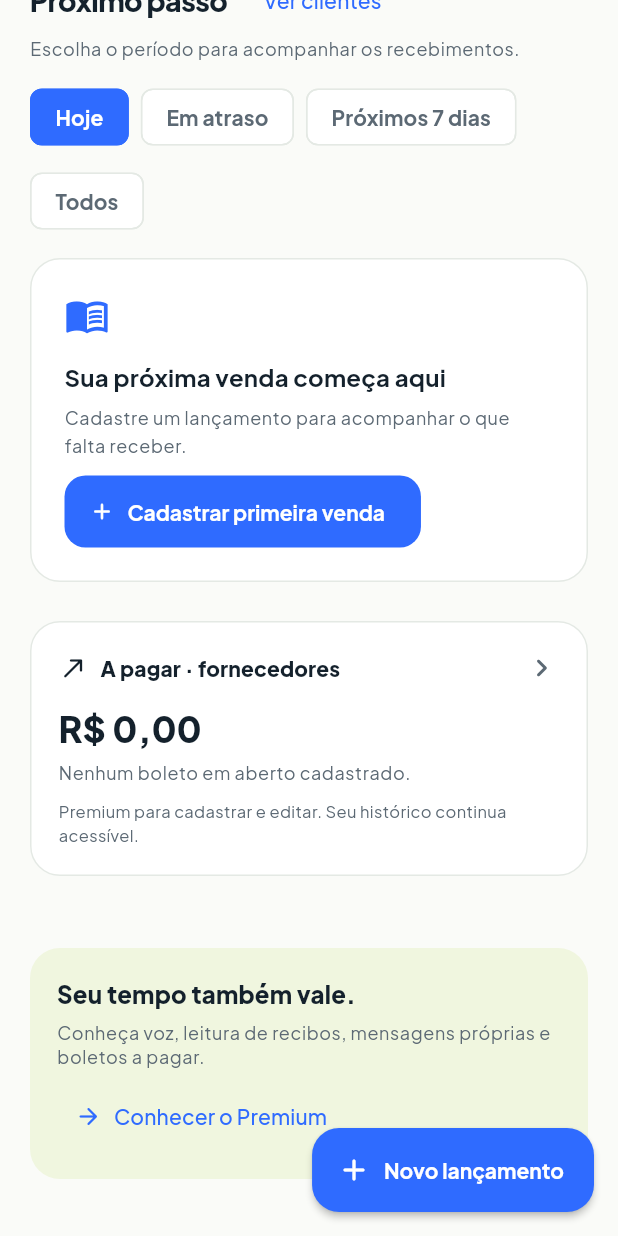
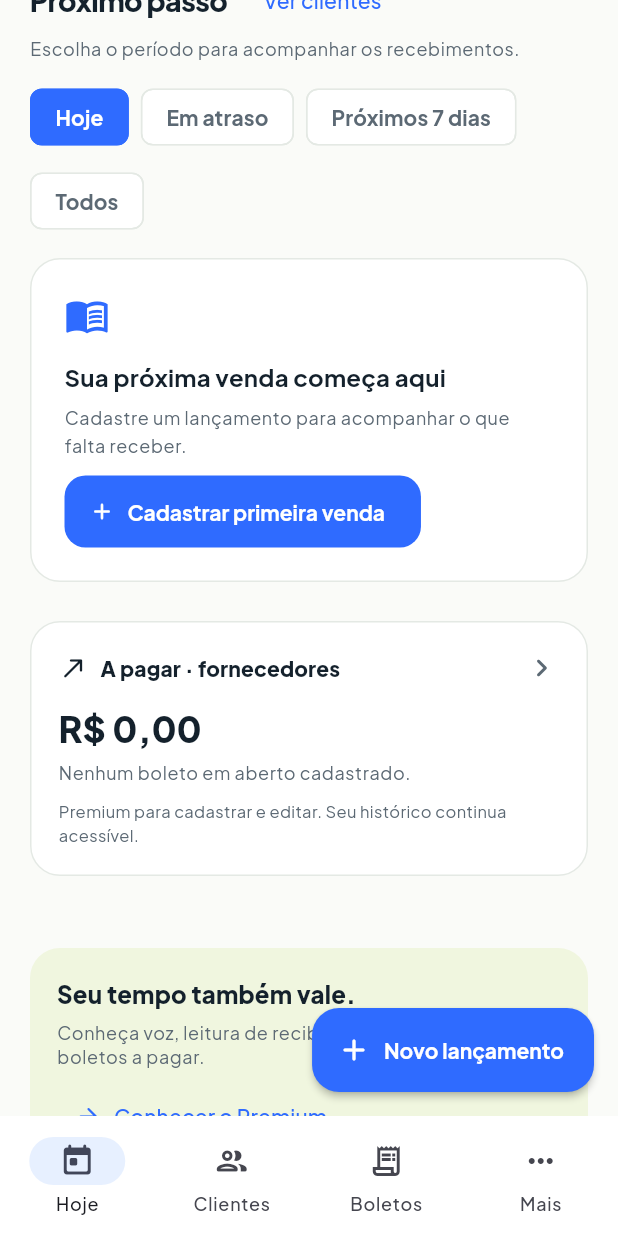
Before and after one commit to kevisoncb/tapago, a Flutter app: the screen it shows once a user with an empty profile is signed in, scrolled down 576 dp, after a tap on "Hoje", on a phone screen of 412 x 824 dp. Run offline on Flutter 3.47's test engine with Material 3 defaults, Android fonts, the light colour scheme and no system bars; our stand-ins replace cloud_firestore, firebase_auth, firebase_core, firebase_crashlytics, flutter_local_notifications, flutter_timezone and 9 more; missing offline and left inert: app_tracking_transparency, appsflyer_sdk, google_mlkit_text_recognition, in_app_purchase_android; accounts and stored records are empty.

Commit message:
feat: adiciona navegação principal por áreas

```diff
--- a/lib/app.dart
+++ b/lib/app.dart
@@ -3,9 +3,9 @@ import 'package:flutter_localizations/flutter_localizations.dart';
 import 'package:provider/provider.dart';
 
 import 'screens/auth_page.dart';
-import 'screens/dashboard_page.dart';
 import 'screens/bills_page.dart';
 import 'screens/client_profile_page.dart';
+import 'screens/main_navigation_page.dart';
 import 'services/app_repository.dart';
 import 'services/billing_service.dart';
 import 'services/biometric_service.dart';
@@ -140,7 +140,7 @@ class _SignedInAppState extends State<SignedInApp> with WidgetsBindingObserver {
       child: _materialApp(
         lock: true,
         navigatorKey: _navigatorKey,
-        home: const DashboardPage(),
+        home: const MainNavigationPage(),
       ),
     );
   }
--- a/lib/screens/caderneta_page.dart
+++ b/lib/screens/caderneta_page.dart
@@ -12,10 +12,16 @@ import 'bills_page.dart';
 import 'contact_history_page.dart';
 
 class CadernetaPage extends StatefulWidget {
-  const CadernetaPage({super.key, this.initialTab = 0, this.focusSearch = false});
+  const CadernetaPage({
+    super.key,
+    this.initialTab = 0,
+    this.focusSearch = false,
+    this.showBillsTab = true,
+  });
 
   final int initialTab;
   final bool focusSearch;
+  final bool showBillsTab;
 
   @override
   State<CadernetaPage> createState() => _CadernetaPageState();
@@ -35,22 +41,26 @@ class _CadernetaPageState extends State<CadernetaPage> {
     final needle = _query.text;
 
     return DefaultTabController(
-      length: 2,
+      length: widget.showBillsTab ? 2 : 1,
       initialIndex: widget.initialTab,
       child: Scaffold(
         backgroundColor: Colors.white,
         appBar: AppBar(
           title: const Text('Caderneta'),
-          bottom: TabBar(
+          bottom: widget.showBillsTab
+              ? TabBar(
                   labelColor: AppColors.primary,
                   unselectedLabelColor: AppColors.mutedDark,
                   indicatorColor: AppColors.primary,
-            labelStyle: GoogleFonts.plusJakartaSans(fontWeight: FontWeight.w800),
+                  labelStyle: GoogleFonts.plusJakartaSans(
+                    fontWeight: FontWeight.w800,
+                  ),
                   tabs: const [
                     Tab(text: 'Clientes'),
                     Tab(text: 'Boletos'),
                   ],
-          ),
+                )
+              : null,
         ),
         body: Column(
           children: [
@@ -77,12 +87,14 @@ class _CadernetaPageState extends State<CadernetaPage> {
               ),
             ),
             Expanded(
-              child: TabBarView(
+              child: widget.showBillsTab
+                  ? TabBarView(
                       children: [
                         _ClientesTab(needle: needle),
                         _FornecedoresTab(needle: needle),
                       ],
-              ),
+                    )
+                  : _ClientesTab(needle: needle),
             ),
           ],
         ),
@@ -148,9 +160,8 @@ class _ClientesTab extends StatelessWidget {
                       onTap: () {
                         Navigator.of(context).push(
                           MaterialPageRoute(
-                              builder: (_) => ContactHistoryPage(
-                                contactKey: contact.key,
-                              ),
+                            builder: (_) =>
+                                ContactHistoryPage(contactKey: contact.key),
                           ),
                         );
                       },
@@ -190,11 +201,18 @@ class _FornecedoresTab extends StatelessWidget {
     final byKey = <String, _Fornecedor>{};
     for (final bill in state.bills) {
       final key = bill.fornecedor.trim().toLowerCase();
-      byKey.putIfAbsent(key, () => _Fornecedor(bill.fornecedor.trim())).bills.add(bill);
+      byKey
+          .putIfAbsent(key, () => _Fornecedor(bill.fornecedor.trim()))
+          .bills
+          .add(bill);
     }
     final query = needle.trim().toLowerCase();
-    final fornecedores = byKey.values
-        .where((item) => query.isEmpty || item.nome.toLowerCase().contains(query))
+    final fornecedores =
+        byKey.values
+            .where(
+              (item) =>
+                  query.isEmpty || item.nome.toLowerCase().contains(query),
+            )
             .toList()
           ..sort((a, b) {
             final atraso = (b.vencido > 0 ? 1 : 0) - (a.vencido > 0 ? 1 : 0);
@@ -234,7 +252,9 @@ class _FornecedoresTab extends StatelessWidget {
           child: InkWell(
             borderRadius: BorderRadius.circular(20),
             onTap: () => Navigator.of(context).push(
-              MaterialPageRoute(builder: (_) => BillsPage(fornecedor: item.nome)),
+              MaterialPageRoute(
+                builder: (_) => BillsPage(fornecedor: item.nome),
+              ),
             ),
             child: Container(
               padding: const EdgeInsets.fromLTRB(14, 14, 16, 14),
@@ -247,7 +267,11 @@ class _FornecedoresTab extends StatelessWidget {
                   const CircleAvatar(
                     radius: 20,
                     backgroundColor: Color(0xFFF1F5F9),
-                    child: Icon(Icons.storefront_outlined, color: AppColors.text, size: 20),
+                    child: Icon(
+                      Icons.storefront_outlined,
+                      color: AppColors.text,
+                      size: 20,
+                    ),
                   ),
                   const SizedBox(width: 12),
                   Expanded(
@@ -296,7 +320,10 @@ class _FornecedoresTab extends StatelessWidget {
                         ),
                     ],
                   ),
-                  const Icon(Icons.chevron_right_rounded, color: AppColors.muted),
+                  const Icon(
+                    Icons.chevron_right_rounded,
+                    color: AppColors.muted,
+                  ),
                 ],
               ),
             ),
--- /dev/null
+++ b/lib/screens/main_navigation_page.dart
@@ -0,0 +1,60 @@
+import 'package:flutter/material.dart';
+
+import '../theme/app_colors.dart';
+import 'bills_page.dart';
+import 'caderneta_page.dart';
+import 'dashboard_page.dart';
+import 'settings_page.dart';
+
+class MainNavigationPage extends StatefulWidget {
+  const MainNavigationPage({super.key});
+
+  @override
+  State<MainNavigationPage> createState() => _MainNavigationPageState();
+}
+
+class _MainNavigationPageState extends State<MainNavigationPage> {
+  var _index = 0;
+
+  static const _pages = <Widget>[
+    DashboardPage(),
+    CadernetaPage(showBillsTab: false),
+    BillsPage(embedded: true),
+    SettingsPage(embedded: true),
+  ];
+
+  @override
+  Widget build(BuildContext context) {
+    return Scaffold(
+      body: IndexedStack(index: _index, children: _pages),
+      bottomNavigationBar: NavigationBar(
+        selectedIndex: _index,
+        onDestinationSelected: (index) => setState(() => _index = index),
+        backgroundColor: Colors.white,
+        indicatorColor: AppColors.primarySoft,
+        destinations: const [
+          NavigationDestination(
+            icon: Icon(Icons.today_outlined),
+            selectedIcon: Icon(Icons.today_rounded),
+            label: 'Hoje',
+          ),
+          NavigationDestination(
+            icon: Icon(Icons.people_outline_rounded),
+            selectedIcon: Icon(Icons.people_rounded),
+            label: 'Clientes',
+          ),
+          NavigationDestination(
+            icon: Icon(Icons.receipt_long_outlined),
+            selectedIcon: Icon(Icons.receipt_long_rounded),
+            label: 'Boletos',
+          ),
+          NavigationDestination(
+            icon: Icon(Icons.more_horiz_rounded),
+            selectedIcon: Icon(Icons.more_rounded),
+            label: 'Mais',
+          ),
+        ],
+      ),
+    );
+  }
+}
--- a/lib/screens/settings_page.dart
+++ b/lib/screens/settings_page.dart
@@ -21,7 +21,9 @@ import 'account_export_page.dart';
 import 'premium_page.dart';
 
 class SettingsPage extends StatelessWidget {
-  const SettingsPage({super.key});
+  const SettingsPage({super.key, this.embedded = false});
+
+  final bool embedded;
 
   @override
   Widget build(BuildContext context) {
@@ -54,12 +56,14 @@ class SettingsPage extends StatelessWidget {
           ],
         ),
         toolbarHeight: 84,
-        actions: [
-          IconButton(
-            onPressed: () => Navigator.pop(context),
-            icon: const Icon(Icons.close_rounded),
-          ),
-        ],
+        actions: embedded
+            ? null
+            : [
+                IconButton(
+                  onPressed: () => Navigator.pop(context),
+                  icon: const Icon(Icons.close_rounded),
+                ),
+              ],
       ),
       body: ListView(
         padding: const EdgeInsets.fromLTRB(20, 8, 20, 28),
```
Also changed, not shown: lib/screens/bills_page.dart (+11 -21 lines), 4 other files. Lines whose indentation alone changed are shown as unchanged.
